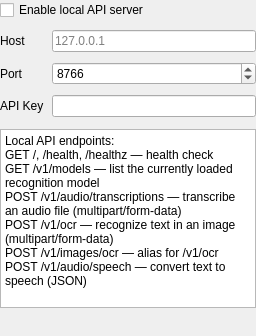
xiaodaxia-2008/TalkInput, file src/api_server_settings_widget.ui: the form before one commit.
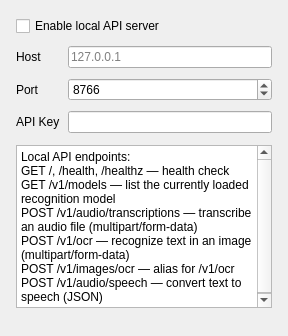
The form after the commit.

Commit message: fix: restore overlay and settings spacing

Diff of the .ui file:
```diff
--- a/src/api_server_settings_widget.ui
+++ b/src/api_server_settings_widget.ui
@@ -14,10 +14,10 @@
      <widget class="QWidget" name="content">
       <layout class="QVBoxLayout" name="contentLayout">
        <property name="spacing"><number>12</number></property>
-       <property name="leftMargin"><number>0</number></property>
-       <property name="topMargin"><number>0</number></property>
-       <property name="rightMargin"><number>0</number></property>
-       <property name="bottomMargin"><number>0</number></property>
+       <property name="leftMargin"><number>16</number></property>
+       <property name="topMargin"><number>16</number></property>
+       <property name="rightMargin"><number>16</number></property>
+       <property name="bottomMargin"><number>16</number></property>
        <item>
         <layout class="QGridLayout" name="grid">
          <property name="horizontalSpacing"><number>8</number></property>
```
The commit also changes 8 other files.
